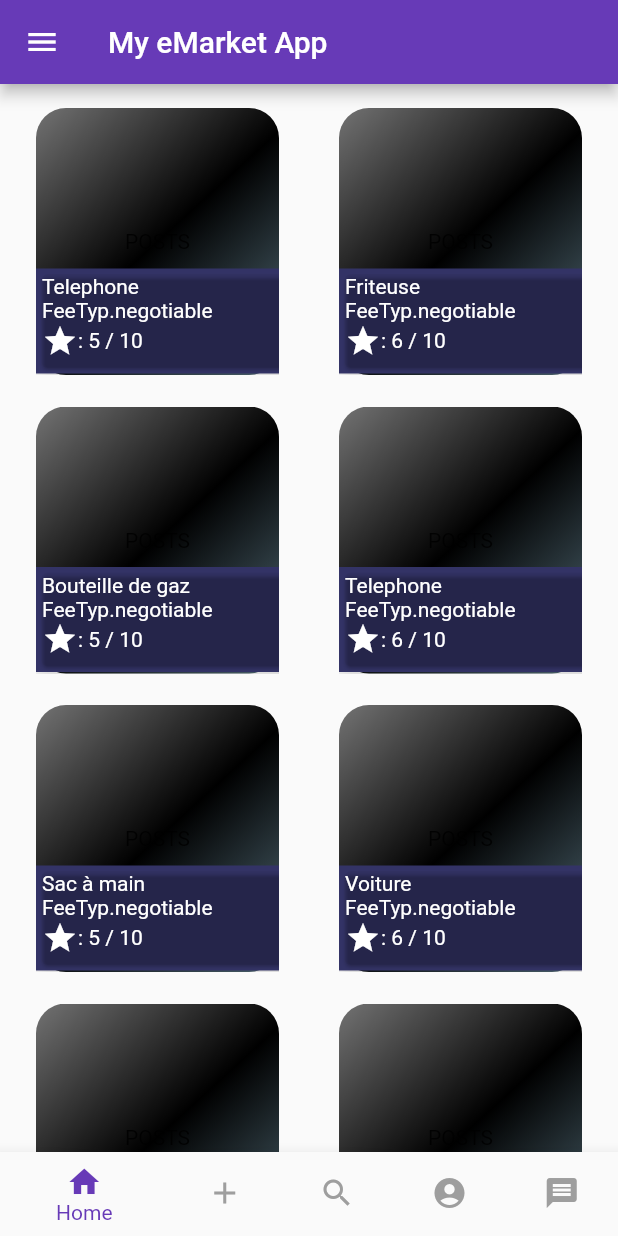
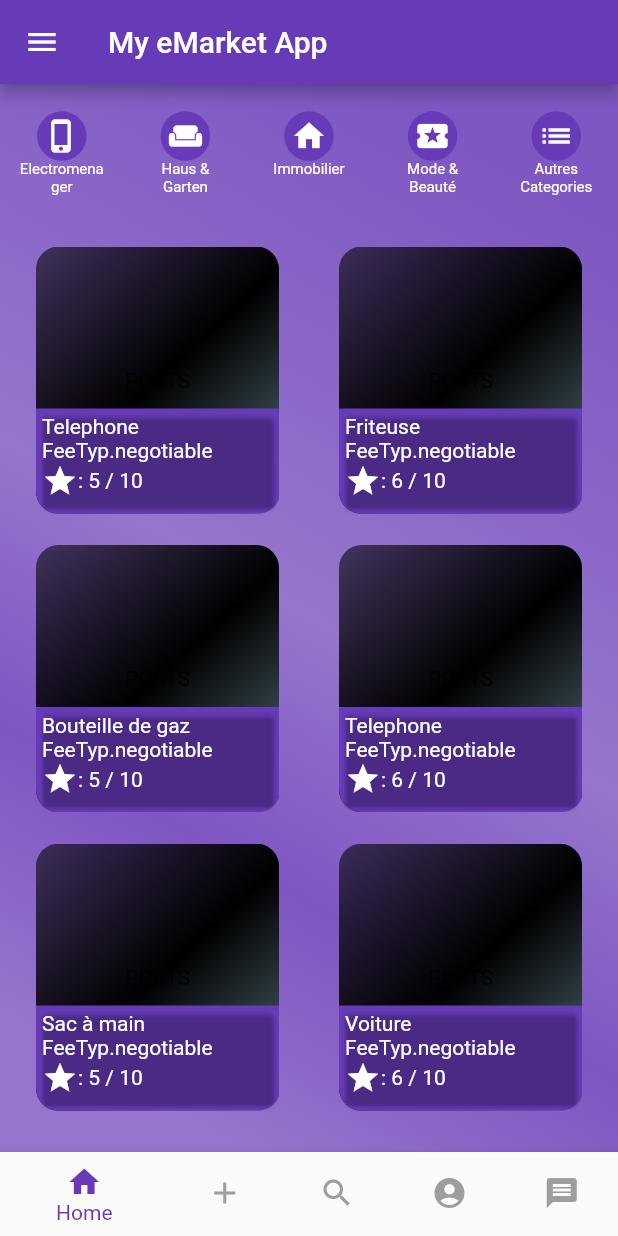
Before and after one commit to DuclosNgassa/eMarket_app, a Flutter app: the screen it shows after launch, on a phone screen of 412 x 824 dp. Run offline on Flutter 3.47's test engine with Material 2 defaults, Android fonts, the phone set to English and light mode, and no system bars; network calls fail.

Commit message:
Home-Page

```diff
--- /dev/null
+++ b/lib/component/custom_categorie_button.dart
@@ -0,0 +1,68 @@
+import 'package:flutter/material.dart';
+
+class CustomCategorieButton extends StatelessWidget {
+  CustomCategorieButton(
+      {@required this.onPressed,
+      @required this.width,
+      @required this.height,
+      @required this.fillColor,
+      @required this.splashColor,
+      @required this.icon,
+      @required this.iconColor,
+      @required this.text,
+      @required this.textStyle});
+
+  final GestureTapCallback onPressed;
+  final double width;
+  final double height;
+  final Color fillColor;
+  final Color splashColor;
+  final Color iconColor;
+  final IconData icon;
+  final String text;
+  final TextStyle textStyle;
+
+  @override
+  Widget build(BuildContext context) {
+    return RawMaterialButton(
+      onPressed: onPressed,
+      //fillColor: fillColor,
+      splashColor: splashColor,
+      child: Padding(
+        padding: const EdgeInsets.symmetric( horizontal: 10.0),
+        child: Column(
+          mainAxisSize: MainAxisSize.min,
+          children: <Widget>[
+            Container(
+              width: width,
+              height: height,
+              decoration: BoxDecoration(
+                color: fillColor,
+                shape: BoxShape.circle,
+              ),
+              child: Icon(
+                icon,
+                color: iconColor,
+              ),
+            ),
+            SizedBox(
+              width: 8.0,
+            ),
+            Container(
+              width: width + 10,
+              height: height,
+              decoration: BoxDecoration(
+                shape: BoxShape.rectangle,
+              ),
+              child: Text(
+                text,
+                style: textStyle,
+                textAlign: TextAlign.center,
+              ),
+            )
+          ],
+        ),
+      ),
+    );
+  }
+}
--- a/lib/component/home_card.dart
+++ b/lib/component/home_card.dart
@@ -33,9 +33,7 @@ class _HomeCardState extends State<HomeCard> {
           width: 200.0,
           decoration: BoxDecoration(
             shape: BoxShape.rectangle,
-            borderRadius: new BorderRadius.only(
-                topLeft: Radius.circular(20.0),
-                bottomRight: Radius.circular(20.0)),
+            borderRadius: BorderRadius.circular(15.0),
             image: DecorationImage(
               image: NetworkImage(renderUrl),
               fit: BoxFit.cover,
@@ -51,7 +49,7 @@ class _HomeCardState extends State<HomeCard> {
       width: 200.0,
       decoration: BoxDecoration(
           shape: BoxShape.rectangle,
-          borderRadius: new BorderRadius.circular(20.0),
+          borderRadius: BorderRadius.circular(15.0),
           gradient: LinearGradient(
             colors: [Colors.black54, Colors.black, Colors.blueGrey[600]],
             begin: Alignment.topLeft,
@@ -100,19 +98,12 @@ class _HomeCardState extends State<HomeCard> {
     // The height and width are arbitrary numbers for styling.
     return Container(
       decoration: new BoxDecoration(
-        color: new Color(0xFF333366),
-        shape: BoxShape.rectangle,
+        color: Colors.deepPurple,
+        //shape: BoxShape.rectangle,
         borderRadius: new BorderRadius.only(
-          //topLeft: Radius.circular(20.0),
-          bottomRight: Radius.circular(20.0),
+          bottomLeft: Radius.circular(15.0),
+          bottomRight: Radius.circular(15.0),
         ),
-        boxShadow: <BoxShadow>[
-          new BoxShadow(
-            color: Colors.black12,
-            blurRadius: 10.0,
-            offset: new Offset(0.0, 10.0),
-          ),
-        ],
       ),
       width: width,
       height: 70.0,
@@ -144,14 +135,6 @@ class _HomeCardState extends State<HomeCard> {
                 ),
               ],
             ),
-/*              Text(
-              widget.post.city,
-              style: TextStyle(color: Colors.white),
-            ),
-            Text(
-              widget.post.fee.toString(),
-              style: TextStyle(color: Colors.white),
-            ),*/
             Row(
               children: <Widget>[
                 Icon(
@@ -164,10 +147,6 @@ class _HomeCardState extends State<HomeCard> {
                 )
               ],
             ),
-/*              Text(
-              widget.post.typ.toString(),
-              style: TextStyle(color: Colors.white),
-            ),*/
           ],
         ),
       ),
@@ -192,7 +171,7 @@ class _HomeCardState extends State<HomeCard> {
         ),
         child: Container(
           decoration: BoxDecoration(
-            shape: BoxShape.circle,
+            shape: BoxShape.rectangle,
           ),
           height: 115.0,
           child: Stack(
@@ -202,8 +181,9 @@ class _HomeCardState extends State<HomeCard> {
                 child: dogImage,
               ),
               Positioned(
-                bottom: 1.0,
-                child: _buildHomeCard(context, 200),
+                bottom: 0.0,
+                left: 0.0,
+                child: _buildHomeCard(context, 163),
               ),
             ],
           ),
--- a/lib/main.dart
+++ b/lib/main.dart
@@ -1,5 +1,5 @@
 import 'package:flutter/material.dart';
-import './pages/navigation_page.dart';
+import 'package:emarket_app/pages/navigation/navigation_page.dart';
 
 void main() {
   runApp(
--- a/lib/pages/home_page.dart
+++ b/lib/pages/home/home_page.dart
@@ -1,23 +1,15 @@
+import 'package:emarket_app/component/custom_categorie_button.dart';
 import 'package:flutter/material.dart';
-import '../custom_widget/custom_multi_image_picker.dart';
-import '../model/post.dart';
-import '../model/posttyp.dart';
-import '../model/feetyp.dart';
-import '../component/post_card.dart';
-import '../component/home_card.dart';
+import '../../model/post.dart';
+import '../../model/posttyp.dart';
+import '../../model/feetyp.dart';
+import '../../component/home_card.dart';
+import '../../component/custom_linear_gradient.dart';
 
 class HomePage extends StatelessWidget {
   final String pageTitle;
 
   HomePage(this.pageTitle);
-
-  final List<String> _listViewData = [
-    "A List View with many Text - Here's one!",
-    "A List View with many Text - Here's another!",
-    "A List View with many Text - Herdggdfgdfgdgfde's more!",
-    "A List View with many Text - Here's more!",
-    "A List View with many Text - Here's more!",
-  ];
 
   static List<Post> postList = []
     ..add(Post(
@@ -159,57 +151,128 @@ class HomePage extends StatelessWidget {
 
   @override
   Widget build(BuildContext context) {
+    var size = MediaQuery.of(context).size;
+
+    /*24 is for notification bar on Android*/
+    final double itemHeight = (size.height - kToolbarHeight - 24) / 2;
+    final double itemWidth = size.width / 2;
+
     return Scaffold(
-      body: _buildGridView(),
+      //key: _scaffoldKey,
+      body: CustomLinearGradient(
+        myChild: new SafeArea(
+          top: false,
+          bottom: false,
+          child: Padding(
+            padding: EdgeInsets.symmetric(vertical: 10.0),
+            child: CustomScrollView(
+              slivers: <Widget>[
+                SliverGrid(
+                  gridDelegate: SliverGridDelegateWithFixedCrossAxisCount(
+                    crossAxisCount: 1,
+                    childAspectRatio: 5,
+                  ),
+                  delegate:
+                      SliverChildListDelegate([_buildCategorieGridView()]),
+                ),
+
+                SliverGrid(
+                  gridDelegate: SliverGridDelegateWithFixedCrossAxisCount(
+                    crossAxisCount: 1,
+                    childAspectRatio: (itemWidth / itemHeight),
+                  ),
+                  delegate: SliverChildListDelegate(
+                    [_buildGridView()],
+                  ),
+                ),
+              ],
+            ),
+          ),
+        ),
+      ),
     );
   }
 
   GridView _buildGridView() {
     return GridView.count(
       crossAxisCount: 2,
+      shrinkWrap: true,
+      physics: ClampingScrollPhysics(),
       padding: EdgeInsets.all(8.0),
       crossAxisSpacing: 8.0,
       mainAxisSpacing: 5.0,
       children: postList
           .map(
             (data) => HomeCard(data),
-      )
+          )
           .toList(),
     );
   }
 
-/*
-  GridView _buildGridView() {
+  Widget _buildCategorieGridView() {
+    TextStyle _myTextStyle = TextStyle(color: Colors.white, fontSize: 10,);
     return GridView.count(
-      crossAxisCount: 2,
-      padding: EdgeInsets.all(8.0),
-      crossAxisSpacing: 8.0,
-      mainAxisSpacing: 5.0,
-      children: _listViewData
-          .map(
-            (data) => Card(
-              child: Center(
-                child: Padding(
-                  padding: const EdgeInsets.all(15.0),
-                  child: Text(data),
-                ),
-              ),
-            ),
-          )
-          .toList(),
+      shrinkWrap: true,
+      physics: ClampingScrollPhysics(),
+      crossAxisCount: 1,
+      scrollDirection: Axis.horizontal,
+      children: <Widget>[
+        CustomCategorieButton(
+          width: 50,
+          height: 33,
+          fillColor: Colors.deepPurple,
+          icon: Icons.phone_iphone,
+          splashColor: Colors.white,
+          iconColor: Colors.white,
+          text: 'Electromenager',
+          textStyle: _myTextStyle,
+          onPressed: null,
+        ),
+        CustomCategorieButton(
+          width: 50,
+          height: 33,
+          fillColor: Colors.deepPurple,
+          icon: Icons.weekend,
+          splashColor: Colors.white,
+          iconColor: Colors.white,
+          text: 'Haus & Garten',
+          textStyle: _myTextStyle,
+          onPressed: null,
+        ),
+        CustomCategorieButton(
+          width: 50,
+          height: 33,
+          fillColor: Colors.deepPurple,
+          icon: Icons.home,
+          splashColor: Colors.white,
+          iconColor: Colors.white,
+          text: 'Immobilier',
+          textStyle: _myTextStyle,
+          onPressed: null,
+        ),
+        CustomCategorieButton(
+          width: 50,
+          height: 33,
+          fillColor: Colors.deepPurple,
+          icon: Icons.local_play,
+          splashColor: Colors.white,
+          iconColor: Colors.white,
+          text: 'Mode & Beauté',
+          textStyle: _myTextStyle,
+          onPressed: null,
+        ),
+        CustomCategorieButton(
+          width: 50,
+          height: 33,
+          fillColor: Colors.deepPurple,
+          icon: Icons.list,
+          splashColor: Colors.white,
+          iconColor: Colors.white,
+          text: 'Autres Categories',
+          textStyle: _myTextStyle,
+          onPressed: null,
+        ),
+      ],
     );
   }
-*/
-
-  Widget _buildList(BuildContext context) {
-    return ListView.builder(
-      scrollDirection: Axis.vertical,
-      shrinkWrap: true,
-      itemBuilder: (context, index) {
-        return PostCard(postList[index]);
-      },
-      itemCount: postList.length,
-    );
-  }
-
 }
--- a/lib/pages/searchparameter.dart
+++ b/lib/pages/search/searchparameter.dart
@@ -1,6 +1,6 @@
 import 'package:flutter/material.dart';
-import '../component/custom_linear_gradient.dart';
-import '../form/searchparameter_form.dart';
+import '../../component/custom_linear_gradient.dart';
+import '../../form/searchparameter_form.dart';
 
 class SearchParameterPage extends StatefulWidget {
   SearchParameterPage({Key key, this.pageTitle}) : super(key: key);
```
Also changed, not shown: lib/custom_widget/custom_appbar.dart (deleted, +0 -51 lines), lib/custom_widget/custom_categorie.dart (added, +64 -0 lines), lib/pages/navigation/navigation_page.dart (renamed from lib/pages/navigation_page.dart, +9 -9 lines), lib/pages/search/search_page.dart (renamed from lib/pages/search_page.dart, +6 -15 lines), 1 other file.
